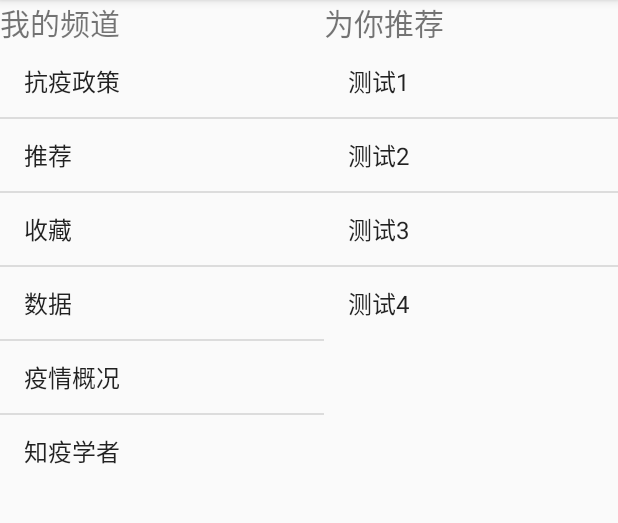
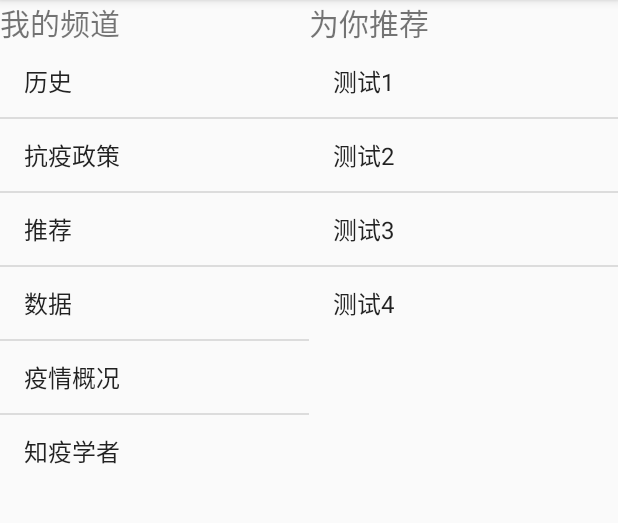
Before and after one commit to icycookies/newsapp, an Android app: the CategoryActivity screen opened directly, with no data from a screen before it, on a phone screen of 412 x 824 dp, the part 84-607 px from its top. Run offline under Robolectric (Android 15) with nearby library versions, the phone set to English and light mode, and no system bars; 1 statement that could not run was skipped.

Commit message:
add history

```diff
--- a/app/src/main/java/com/java/luoyizhen/CategoryActivity.java
+++ b/app/src/main/java/com/java/luoyizhen/CategoryActivity.java
@@ -18,7 +18,7 @@ import java.util.List;
 
 public class CategoryActivity extends AppCompatActivity implements AdapterView.OnItemClickListener {
 
-    private String[] categoryAll = new String[]{"收藏", "推荐", "疫情概况", "抗疫政策", "数据", "知疫学者", "测试1", "测试2", "测试3", "测试4"};
+    private String[] categoryAll = new String[]{"历史", "推荐", "疫情概况", "抗疫政策", "数据", "知疫学者", "测试1", "测试2", "测试3", "测试4"};
     private ArrayList<String> selected;
     private ArrayList<String> unselected;
 
--- a/app/src/main/java/com/java/luoyizhen/HomePage.java
+++ b/app/src/main/java/com/java/luoyizhen/HomePage.java
@@ -281,7 +281,7 @@ public class HomePage extends AppCompatActivity {
         final View view = LayoutInflater.from(this.getApplicationContext()).inflate(R.layout.entity, null);
         final TextView name = view.findViewById(R.id.entity_name);
         final TextView description = view.findViewById(R.id.entity_description);
-        final ImageView image = view.findViewById(R.id.entity_image);
+        //final ImageView image = view.findViewById(R.id.entity_image);
         final ListView relations = view.findViewById(R.id.relations);
 
         name.setText(entity.getName());
--- a/app/src/main/java/com/java/luoyizhen/Server.java
+++ b/app/src/main/java/com/java/luoyizhen/Server.java
@@ -35,7 +35,7 @@ public class Server {
     static public ArrayList<String> getFavor(){
         //TODO: get favored categories
         ArrayList<String> arr = new ArrayList<>();
-        arr.addAll(Arrays.asList(new String[]{"收藏", "推荐", "疫情概况", "抗疫政策", "数据", "知疫学者"}));
+        arr.addAll(Arrays.asList(new String[]{"历史", "推荐", "疫情概况", "抗疫政策", "数据", "知疫学者"}));
         return arr;
     }
     static public void setFavor(ArrayList<String> favor){
```
Also changed, not shown: app/src/main/res/layout/entity.xml (+4 -3 lines).
